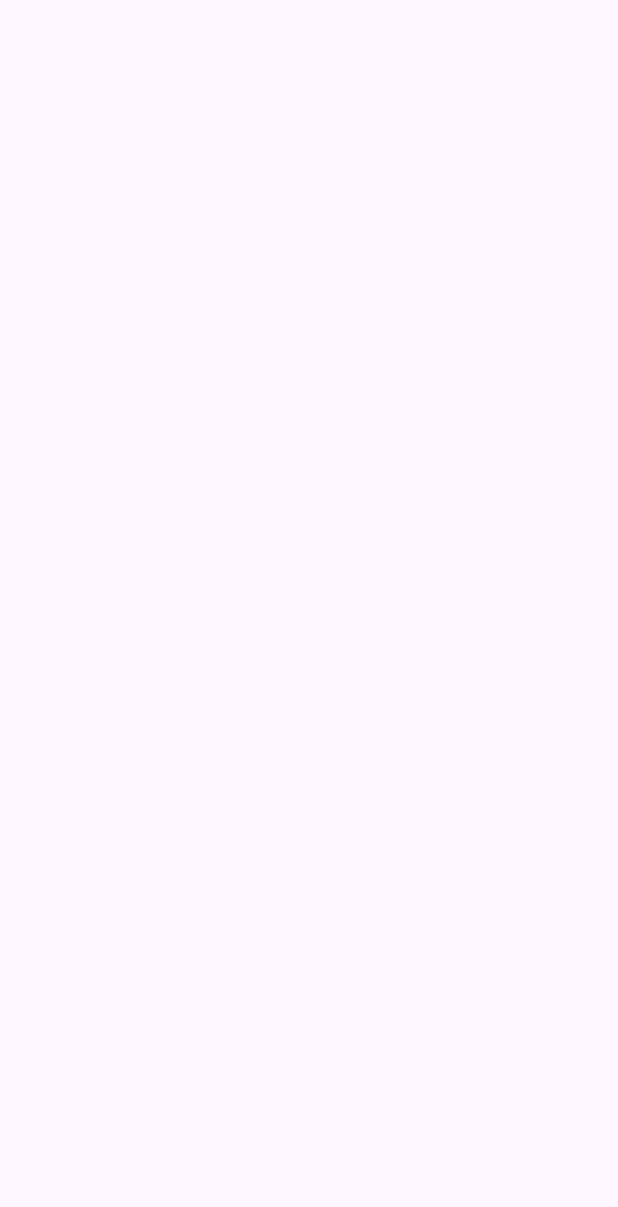
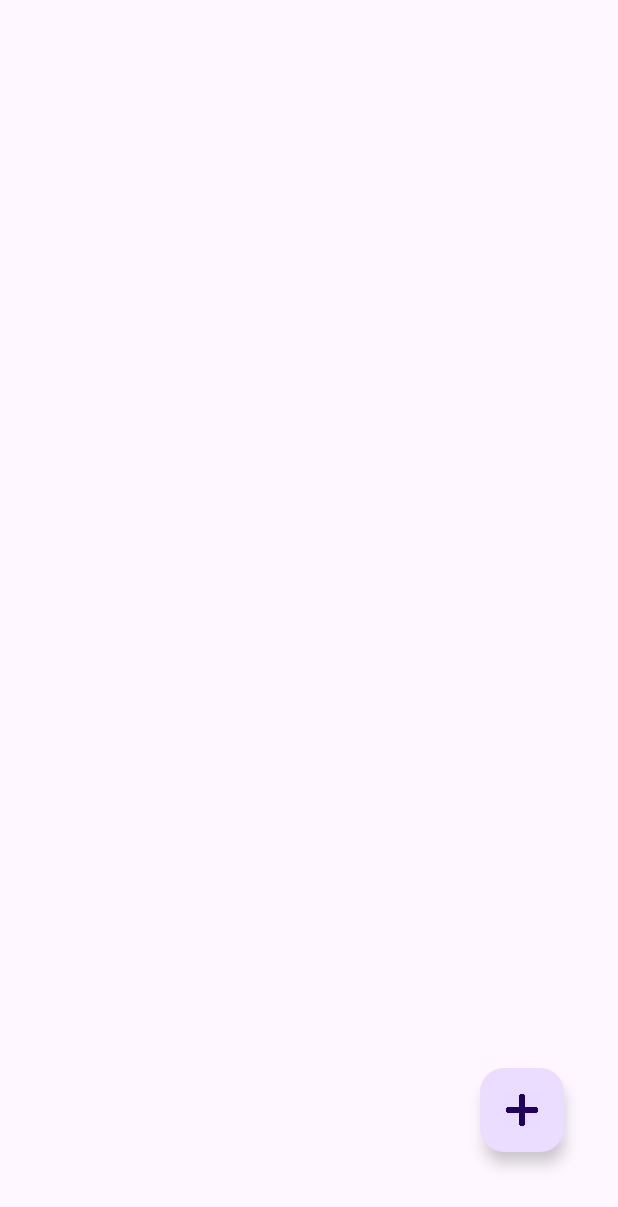
Before and after one commit to Jjjing2023/AndroidDevProject, an Android app: the LinkCollector screen opened directly, with no data from a screen before it, on a phone screen of 412 x 824 dp. Before the commit the part shown is empty. Shown: the top 1207 px of the screen. Run offline under Robolectric (Android 15) with nearby library versions, the phone set to English and light mode, and no system bars.

Commit message:
added fab & completed userinput dialog & snackbar response

```diff
--- /dev/null
+++ b/app/src/main/java/edu/northeastern/numad25sum_tianjingliu/LinkAdapter.java
@@ -0,0 +1,45 @@
+package edu.northeastern.numad25sum_tianjingliu;
+
+import android.content.Context;
+import android.content.Intent;
+import android.net.Uri;
+import android.view.LayoutInflater;
+import android.view.View;
+import android.view.ViewGroup;
+import android.widget.TextView;
+
+import androidx.annotation.NonNull;
+import androidx.recyclerview.widget.RecyclerView;
+
+import java.util.List;
+
+public class LinkAdapter extends RecyclerView.Adapter<LinkViewHolder> {
+    private List<LinkItem> links;
+    private final Context context;
+
+    public LinkAdapter(List<LinkItem> links, Context context){
+        this.links = links;
+        this.context = context;
+    }
+
+    @NonNull
+    @Override
+    public LinkViewHolder onCreateViewHolder(@NonNull ViewGroup parent, int viewType) {
+        // create an instance of the viewholder by passing it the layout inflated as view and no root
+        return new LinkViewHolder(LayoutInflater.from(context).inflate(R.layout.item_link, parent, false));
+    }
+
+    @Override
+    public void onBindViewHolder(@NonNull LinkViewHolder holder, int position) {
+        LinkItem currentItem = links.get(position);
+        holder.name.setText(currentItem.getName());
+        holder.url.setText(currentItem.getUrl());
+
+    }
+
+    @Override
+    public int getItemCount() {
+        return links.size();
+    }
+
+}
--- a/app/src/main/java/edu/northeastern/numad25sum_tianjingliu/LinkCollector.java
+++ b/app/src/main/java/edu/northeastern/numad25sum_tianjingliu/LinkCollector.java
@@ -1,24 +1,75 @@
 package edu.northeastern.numad25sum_tianjingliu;
 
 import android.os.Bundle;
+import android.view.LayoutInflater;
+import android.view.View;
+import android.widget.EditText;
 
 import androidx.activity.EdgeToEdge;
+import androidx.appcompat.app.AlertDialog;
 import androidx.appcompat.app.AppCompatActivity;
 import androidx.core.graphics.Insets;
 import androidx.core.view.ViewCompat;
 import androidx.core.view.WindowInsetsCompat;
+import androidx.recyclerview.widget.LinearLayoutManager;
+import androidx.recyclerview.widget.RecyclerView;
+
+import com.google.android.material.floatingactionbutton.FloatingActionButton;
+import com.google.android.material.snackbar.Snackbar;
+
+import java.util.ArrayList;
+import java.util.List;
 
 public class LinkCollector extends AppCompatActivity {
+    private List<LinkItem> links = new ArrayList<>();
+    private RecyclerView linkRecyclerView;
+    private LinkAdapter linkAdapter;
+
 
     @Override
     protected void onCreate(Bundle savedInstanceState) {
         super.onCreate(savedInstanceState);
-        EdgeToEdge.enable(this);
         setContentView(R.layout.activity_link_collector);
-        ViewCompat.setOnApplyWindowInsetsListener(findViewById(R.id.main), (v, insets) -> {
-            Insets systemBars = insets.getInsets(WindowInsetsCompat.Type.systemBars());
-            v.setPadding(systemBars.left, systemBars.top, systemBars.right, systemBars.bottom);
-            return insets;
+
+
+        linkRecyclerView = findViewById(R.id.link_recyclerView);
+        linkRecyclerView.setLayoutManager(new LinearLayoutManager(this));
+        linkAdapter = new LinkAdapter(links, this);
+        linkRecyclerView.setAdapter(linkAdapter);
+
+        FloatingActionButton fab = findViewById(R.id.fab);
+        fab.setOnClickListener(view -> showAddLinkDialog());}
+
+    private void showAddLinkDialog() {
+        AlertDialog.Builder dialogBuilder = new AlertDialog.Builder(this);
+        LayoutInflater inflater = this.getLayoutInflater();
+        View dialogView = inflater.inflate(R.layout.dialog_add_link, null);
+        dialogBuilder.setView(dialogView);
+
+        EditText editName = dialogView.findViewById(R.id.edit_name);
+        EditText editUrl = dialogView.findViewById(R.id.edit_url);
+
+        dialogBuilder.setTitle("Add New Link");
+        dialogBuilder.setPositiveButton("Add", (dialog, which) -> {
+            String name = editName.getText().toString();
+            String url = editUrl.getText().toString();
+
+            links.add(new LinkItem(name, url));
+            linkAdapter.notifyItemInserted(links.size() - 1);
+
+            // show snackbar after addition
+            Snackbar.make(findViewById(R.id.link_collector_root),
+                    "Added: " + name, Snackbar.LENGTH_SHORT)
+                    .setAnchorView(findViewById(R.id.fab))
+                    .show();
+
         });
+        dialogBuilder.setNegativeButton("Cancel", (dialog, which) -> dialog.dismiss());
+
+        AlertDialog alertDialog = dialogBuilder.create();
+        alertDialog.show();
     }
+
+
+
 }
--- a/app/src/main/res/layout/activity_link_collector.xml
+++ b/app/src/main/res/layout/activity_link_collector.xml
@@ -2,9 +2,31 @@
 <androidx.constraintlayout.widget.ConstraintLayout xmlns:android="http://schemas.android.com/apk/res/android"
     xmlns:app="http://schemas.android.com/apk/res-auto"
     xmlns:tools="http://schemas.android.com/tools"
-    android:id="@+id/main"
+    android:id="@+id/link_collector_root"
     android:layout_width="match_parent"
     android:layout_height="match_parent"
     tools:context=".LinkCollector">
 
+    <androidx.recyclerview.widget.RecyclerView
+        android:id="@+id/link_recyclerView"
+        android:layout_width="0dp"
+        android:layout_height="0dp"
+        android:padding="8dp"
+        app:layout_constraintBottom_toTopOf="@id/fab"
+        app:layout_constraintEnd_toEndOf="parent"
+        app:layout_constraintStart_toStartOf="parent"
+        app:layout_constraintTop_toTopOf="parent"/>
+
+    <com.google.android.material.floatingactionbutton.FloatingActionButton
+        android:id="@+id/fab"
+        android:layout_width="wrap_content"
+        android:layout_height="wrap_content"
+        android:layout_gravity="bottom|end"
+        android:layout_marginEnd="36dp"
+        android:layout_marginBottom="56dp"
+        android:contentDescription="Add new link"
+        app:layout_constraintBottom_toBottomOf="parent"
+        app:layout_constraintEnd_toEndOf="parent"
+        app:srcCompat="@drawable/ic_add_entry" />
+
 </androidx.constraintlayout.widget.ConstraintLayout>
```
Also changed, not shown: app/src/main/java/edu/northeastern/numad25sum_tianjingliu/LinkItem.java (added, +19 -0 lines), app/src/main/java/edu/northeastern/numad25sum_tianjingliu/LinkViewHolder.java (added, +19 -0 lines), app/src/main/res/layout/dialog_add_link.xml (added, +20 -0 lines), app/src/main/res/layout/item_link.xml (added, +23 -0 lines), app/src/main/res/drawable/ic_add_entry.png (added).
